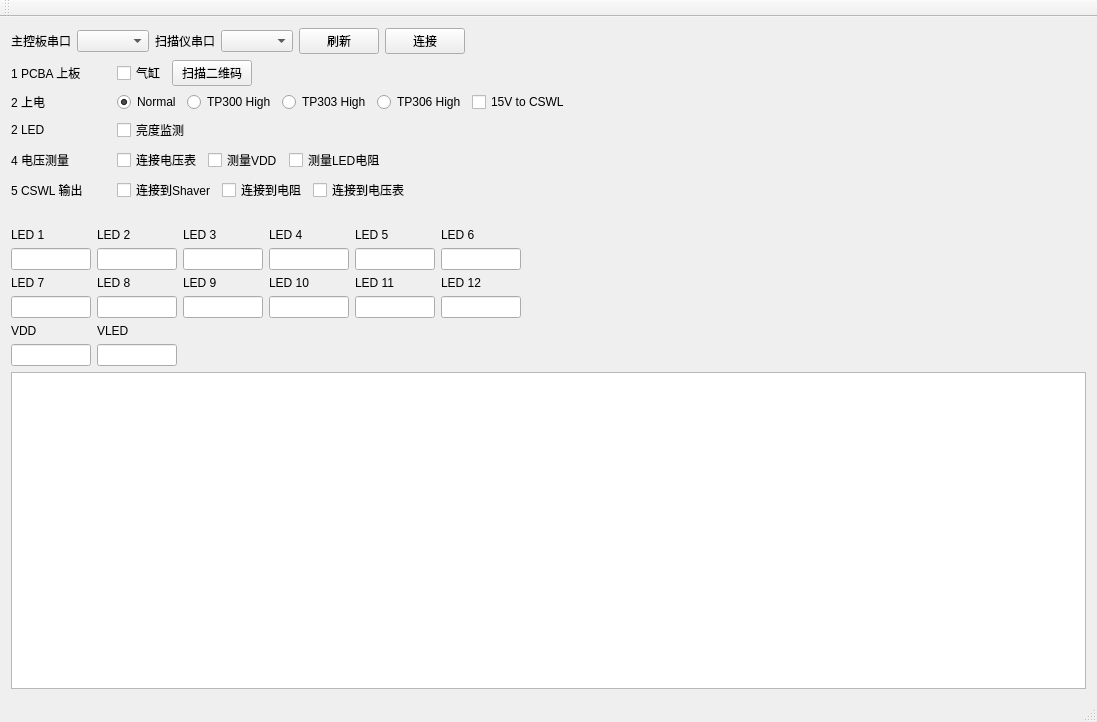
Above: mainwindow.ui from RuanJG/desktopApp before the change. Below: the same form after it.
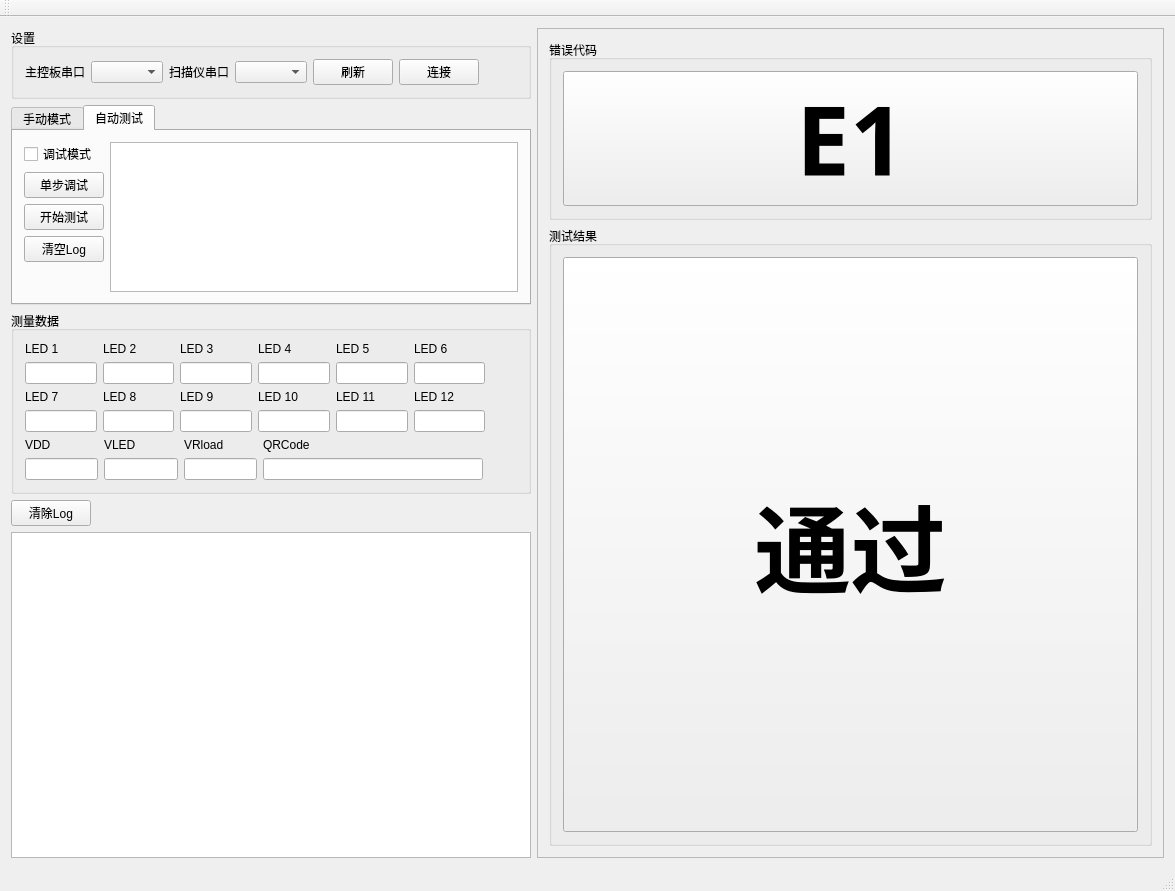
That is the form after the change.

Patch:
```diff
--- a/mainwindow.ui
+++ b/mainwindow.ui
@@ -6,20 +6,38 @@
    <rect>
     <x>0</x>
     <y>0</y>
-    <width>1097</width>
-    <height>722</height>
+    <width>1175</width>
+    <height>891</height>
    </rect>
   </property>
+  <property name="minimumSize">
+   <size>
+    <width>0</width>
+    <height>0</height>
+   </size>
+  </property>
   <property name="windowTitle">
    <string>MainWindow</string>
   </property>
   <widget class="QWidget" name="centralWidget">
-   <layout class="QGridLayout" name="gridLayout">
+   <layout class="QGridLayout" name="gridLayout_6">
     <item row="0" column="0">
+     <layout class="QHBoxLayout" name="horizontalLayout_10">
+      <item>
      <layout class="QVBoxLayout" name="verticalLayout_16">
       <item>
-       <layout class="QVBoxLayout" name="verticalLayout">
-        <item>
+         <widget class="QGroupBox" name="groupBox_2">
+          <property name="maximumSize">
+           <size>
+            <width>520</width>
+            <height>80</height>
+           </size>
+          </property>
+          <property name="title">
+           <string>设置</string>
+          </property>
+          <layout class="QGridLayout" name="gridLayout_4">
+           <item row="0" column="0">
          <layout class="QHBoxLayout" name="horizontalLayout_5">
           <item>
            <widget class="QLabel" name="label_20">
@@ -70,6 +88,39 @@
           </item>
          </layout>
         </item>
+          </layout>
+         </widget>
+        </item>
+        <item>
+         <widget class="QTabWidget" name="tabWidget">
+          <property name="minimumSize">
+           <size>
+            <width>0</width>
+            <height>0</height>
+           </size>
+          </property>
+          <property name="maximumSize">
+           <size>
+            <width>520</width>
+            <height>200</height>
+           </size>
+          </property>
+          <property name="currentIndex">
+           <number>1</number>
+          </property>
+          <widget class="QWidget" name="tabManual">
+           <attribute name="title">
+            <string>手动模式</string>
+           </attribute>
+           <layout class="QGridLayout" name="gridLayout_2">
+            <item row="0" column="0">
+             <widget class="QGroupBox" name="groupBox">
+              <property name="title">
+               <string/>
+              </property>
+              <layout class="QGridLayout" name="gridLayout_3">
+               <item row="0" column="0">
+                <layout class="QVBoxLayout" name="verticalLayout">
         <item>
          <layout class="QHBoxLayout" name="horizontalLayout">
           <item>
@@ -144,7 +195,7 @@
           <item>
            <widget class="QRadioButton" name="NormalradioButton">
             <property name="text">
-             <string>Normal</string>
+                      <string>正常</string>
             </property>
             <property name="checked">
              <bool>true</bool>
@@ -154,28 +205,28 @@
           <item>
            <widget class="QRadioButton" name="TestMode2radioButton_2">
             <property name="text">
-             <string>TP300 High</string>
+                      <string>模式2</string>
             </property>
            </widget>
           </item>
           <item>
            <widget class="QRadioButton" name="TestMode3radioButton_3">
             <property name="text">
-             <string>TP303 High</string>
+                      <string>模式3</string>
             </property>
            </widget>
           </item>
           <item>
            <widget class="QRadioButton" name="Testmode4radioButton_4">
             <property name="text">
-             <string>TP306 High</string>
+                      <string>模式4</string>
             </property>
            </widget>
           </item>
           <item>
            <widget class="QCheckBox" name="V15PoweroncheckBox_2">
             <property name="text">
-             <string>15V to CSWL</string>
+                      <string>上电</string>
             </property>
            </widget>
           </item>
@@ -353,28 +404,104 @@
         </item>
        </layout>
       </item>
+              </layout>
+             </widget>
+            </item>
+           </layout>
+          </widget>
+          <widget class="QWidget" name="tabAuto">
+           <attribute name="title">
+            <string>自动测试</string>
+           </attribute>
+           <layout class="QGridLayout" name="gridLayout_8">
+            <item row="0" column="0">
+             <layout class="QHBoxLayout" name="horizontalLayout_11">
+              <item>
+               <layout class="QVBoxLayout" name="verticalLayout_20">
+                <item>
+                 <widget class="QCheckBox" name="debugModeCheckBox">
+                  <property name="text">
+                   <string>调试模式</string>
+                  </property>
+                 </widget>
+                </item>
+                <item>
+                 <widget class="QPushButton" name="DebugpushButton">
+                  <property name="text">
+                   <string>单步调试</string>
+                  </property>
+                 </widget>
+                </item>
+                <item>
+                 <widget class="QPushButton" name="startTestpushButton">
+                  <property name="text">
+                   <string>开始测试</string>
+                  </property>
+                 </widget>
+                </item>
+                <item>
+                 <widget class="QPushButton" name="AutoTestClearLogpushButton">
+                  <property name="text">
+                   <string>清空Log</string>
+                  </property>
+                 </widget>
+                </item>
       <item>
        <spacer name="verticalSpacer">
         <property name="orientation">
          <enum>Qt::Vertical</enum>
         </property>
-        <property name="sizeType">
-         <enum>QSizePolicy::Fixed</enum>
-        </property>
         <property name="sizeHint" stdset="0">
          <size>
           <width>20</width>
-          <height>20</height>
+                    <height>40</height>
          </size>
         </property>
        </spacer>
       </item>
+               </layout>
+              </item>
+              <item>
+               <widget class="QTextBrowser" name="autoTesterConsoletextBrowser"/>
+              </item>
+             </layout>
+            </item>
+           </layout>
+          </widget>
+         </widget>
+        </item>
+        <item>
+         <widget class="QGroupBox" name="groupBox_3">
+          <property name="minimumSize">
+           <size>
+            <width>0</width>
+            <height>0</height>
+           </size>
+          </property>
+          <property name="maximumSize">
+           <size>
+            <width>520</width>
+            <height>340</height>
+           </size>
+          </property>
+          <property name="title">
+           <string>测量数据</string>
+          </property>
+          <layout class="QGridLayout" name="gridLayout_5">
+           <item row="0" column="0">
+            <layout class="QVBoxLayout" name="verticalLayout_19">
       <item>
        <layout class="QHBoxLayout" name="horizontalLayout_6">
         <item>
          <layout class="QVBoxLayout" name="verticalLayout_2">
           <item>
            <widget class="QLabel" name="label_5">
+                   <property name="maximumSize">
+                    <size>
+                     <width>80</width>
+                     <height>16777215</height>
+                    </size>
+                   </property>
             <property name="text">
              <string>LED 1</string>
             </property>
@@ -399,6 +526,12 @@
          <layout class="QVBoxLayout" name="verticalLayout_3">
           <item>
            <widget class="QLabel" name="label_6">
+                   <property name="maximumSize">
+                    <size>
+                     <width>80</width>
+                     <height>16777215</height>
+                    </size>
+                   </property>
             <property name="text">
              <string>LED 2</string>
             </property>
@@ -423,6 +556,12 @@
          <layout class="QVBoxLayout" name="verticalLayout_4">
           <item>
            <widget class="QLabel" name="label_7">
+                   <property name="maximumSize">
+                    <size>
+                     <width>80</width>
+                     <height>16777215</height>
+                    </size>
+                   </property>
             <property name="text">
              <string>LED 3</string>
             </property>
@@ -447,6 +586,12 @@
          <layout class="QVBoxLayout" name="verticalLayout_5">
           <item>
            <widget class="QLabel" name="label_8">
+                   <property name="maximumSize">
+                    <size>
+                     <width>80</width>
+                     <height>16777215</height>
+                    </size>
+                   </property>
             <property name="text">
              <string>LED 4</string>
             </property>
@@ -471,6 +616,12 @@
          <layout class="QVBoxLayout" name="verticalLayout_6">
           <item>
            <widget class="QLabel" name="label_9">
+                   <property name="maximumSize">
+                    <size>
+                     <width>80</width>
+                     <height>16777215</height>
+                    </size>
+                   </property>
             <property name="text">
              <string>LED 5</string>
             </property>
@@ -495,6 +646,12 @@
          <layout class="QVBoxLayout" name="verticalLayout_7">
           <item>
            <widget class="QLabel" name="label_10">
+                   <property name="maximumSize">
+                    <size>
+                     <width>80</width>
+                     <height>16777215</height>
+                    </size>
+                   </property>
             <property name="text">
              <string>LED 6</string>
             </property>
@@ -536,6 +693,12 @@
          <layout class="QVBoxLayout" name="verticalLayout_8">
           <item>
            <widget class="QLabel" name="label_11">
+                   <property name="maximumSize">
+                    <size>
+                     <width>80</width>
+                     <height>16777215</height>
+                    </size>
+                   </property>
             <property name="text">
              <string>LED 7</string>
             </property>
@@ -560,6 +723,12 @@
          <layout class="QVBoxLayout" name="verticalLayout_9">
           <item>
            <widget class="QLabel" name="label_12">
+                   <property name="maximumSize">
+                    <size>
+                     <width>80</width>
+                     <height>16777215</height>
+                    </size>
+                   </property>
             <property name="text">
              <string>LED 8</string>
             </property>
@@ -584,6 +753,12 @@
          <layout class="QVBoxLayout" name="verticalLayout_10">
           <item>
            <widget class="QLabel" name="label_13">
+                   <property name="maximumSize">
+                    <size>
+                     <width>80</width>
+                     <height>16777215</height>
+                    </size>
+                   </property>
             <property name="text">
              <string>LED 9</string>
             </property>
@@ -608,6 +783,12 @@
          <layout class="QVBoxLayout" name="verticalLayout_11">
           <item>
            <widget class="QLabel" name="label_14">
+                   <property name="maximumSize">
+                    <size>
+                     <width>80</width>
+                     <height>16777215</height>
+                    </size>
+                   </property>
             <property name="text">
              <string>LED 10</string>
             </property>
@@ -632,6 +813,12 @@
          <layout class="QVBoxLayout" name="verticalLayout_12">
           <item>
            <widget class="QLabel" name="label_15">
+                   <property name="maximumSize">
+                    <size>
+                     <width>80</width>
+                     <height>16777215</height>
+                    </size>
+                   </property>
             <property name="text">
              <string>LED 11</string>
             </property>
@@ -656,6 +843,12 @@
          <layout class="QVBoxLayout" name="verticalLayout_13">
           <item>
            <widget class="QLabel" name="label_16">
+                   <property name="maximumSize">
+                    <size>
+                     <width>80</width>
+                     <height>16777215</height>
+                    </size>
+                   </property>
             <property name="text">
              <string>LED 12</string>
             </property>
@@ -697,6 +890,12 @@
          <layout class="QVBoxLayout" name="verticalLayout_14">
           <item>
            <widget class="QLabel" name="label_17">
+                   <property name="maximumSize">
+                    <size>
+                     <width>80</width>
+                     <height>16777215</height>
+                    </size>
+                   </property>
             <property name="text">
              <string>VDD</string>
             </property>
@@ -721,6 +920,12 @@
          <layout class="QVBoxLayout" name="verticalLayout_15">
           <item>
            <widget class="QLabel" name="label_18">
+                   <property name="maximumSize">
+                    <size>
+                     <width>80</width>
+                     <height>16777215</height>
+                    </size>
+                   </property>
             <property name="text">
              <string>VLED</string>
             </property>
@@ -741,6 +946,72 @@
           </item>
          </layout>
         </item>
+               <item>
+                <layout class="QVBoxLayout" name="verticalLayout_17">
+                 <item>
+                  <widget class="QLabel" name="label_22">
+                   <property name="maximumSize">
+                    <size>
+                     <width>110</width>
+                     <height>16777215</height>
+                    </size>
+                   </property>
+                   <property name="text">
+                    <string>VRload</string>
+                   </property>
+                  </widget>
+                 </item>
+                 <item>
+                  <widget class="QLineEdit" name="VRloadled4lineEdit_2">
+                   <property name="maximumSize">
+                    <size>
+                     <width>80</width>
+                     <height>16777215</height>
+                    </size>
+                   </property>
+                   <property name="text">
+                    <string/>
+                   </property>
+                  </widget>
+                 </item>
+                </layout>
+               </item>
+               <item>
+                <layout class="QVBoxLayout" name="verticalLayout_18">
+                 <item>
+                  <widget class="QLabel" name="label_23">
+                   <property name="maximumSize">
+                    <size>
+                     <width>110</width>
+                     <height>16777215</height>
+                    </size>
+                   </property>
+                   <property name="text">
+                    <string>QRCode</string>
+                   </property>
+                  </widget>
+                 </item>
+                 <item>
+                  <widget class="QLineEdit" name="led4lineEdit_3">
+                   <property name="minimumSize">
+                    <size>
+                     <width>220</width>
+                     <height>0</height>
+                    </size>
+                   </property>
+                   <property name="maximumSize">
+                    <size>
+                     <width>300</width>
+                     <height>16777215</height>
+                    </size>
+                   </property>
+                   <property name="text">
+                    <string/>
+                   </property>
+                  </widget>
+                 </item>
+                </layout>
+               </item>
         <item>
          <spacer name="horizontalSpacer_8">
           <property name="orientation">
@@ -756,8 +1027,125 @@
         </item>
        </layout>
       </item>
+            </layout>
+           </item>
+          </layout>
+         </widget>
+        </item>
       <item>
-       <widget class="QTextBrowser" name="consoleTextBrowser"/>
+         <widget class="QPushButton" name="ClearLogpushButton_2">
+          <property name="maximumSize">
+           <size>
+            <width>80</width>
+            <height>16777215</height>
+           </size>
+          </property>
+          <property name="text">
+           <string>清除Log</string>
+          </property>
+         </widget>
+        </item>
+        <item>
+         <widget class="QTextBrowser" name="consoleTextBrowser">
+          <property name="maximumSize">
+           <size>
+            <width>520</width>
+            <height>16777215</height>
+           </size>
+          </property>
+         </widget>
+        </item>
+       </layout>
+      </item>
+      <item>
+       <widget class="QFrame" name="frame">
+        <property name="minimumSize">
+         <size>
+          <width>600</width>
+          <height>0</height>
+         </size>
+        </property>
+        <property name="frameShape">
+         <enum>QFrame::StyledPanel</enum>
+        </property>
+        <property name="frameShadow">
+         <enum>QFrame::Raised</enum>
+        </property>
+        <layout class="QGridLayout" name="gridLayout">
+         <item row="0" column="0">
+          <layout class="QVBoxLayout" name="verticalLayout_22">
+           <item>
+            <widget class="QGroupBox" name="groupBox_4">
+             <property name="maximumSize">
+              <size>
+               <width>16777215</width>
+               <height>180</height>
+              </size>
+             </property>
+             <property name="title">
+              <string>错误代码</string>
+             </property>
+             <layout class="QGridLayout" name="gridLayout_7">
+              <item row="0" column="0">
+               <widget class="QPushButton" name="ErrorcodepushButton">
+                <property name="maximumSize">
+                 <size>
+                  <width>16777215</width>
+                  <height>200</height>
+                 </size>
+                </property>
+                <property name="font">
+                 <font>
+                  <family>黑体</family>
+                  <pointsize>72</pointsize>
+                  <weight>75</weight>
+                  <bold>true</bold>
+                 </font>
+                </property>
+                <property name="text">
+                 <string>E1</string>
+                </property>
+               </widget>
+              </item>
+             </layout>
+             <zorder>label_24</zorder>
+             <zorder>groupBox_5</zorder>
+            </widget>
+           </item>
+           <item>
+            <widget class="QGroupBox" name="groupBox_5">
+             <property name="title">
+              <string>测试结果</string>
+             </property>
+             <layout class="QVBoxLayout" name="verticalLayout_21">
+              <item>
+               <widget class="QPushButton" name="testResultpushButton_2">
+                <property name="sizePolicy">
+                 <sizepolicy hsizetype="Expanding" vsizetype="Expanding">
+                  <horstretch>0</horstretch>
+                  <verstretch>0</verstretch>
+                 </sizepolicy>
+                </property>
+                <property name="font">
+                 <font>
+                  <family>黑体</family>
+                  <pointsize>72</pointsize>
+                  <weight>75</weight>
+                  <bold>true</bold>
+                 </font>
+                </property>
+                <property name="text">
+                 <string>通过</string>
+                </property>
+               </widget>
+              </item>
+             </layout>
+            </widget>
+           </item>
+          </layout>
+         </item>
+        </layout>
+       </widget>
       </item>
      </layout>
     </item>
```
Left out of the diff: 9 changed lines with no effect on the pictures. Lines whose indentation alone changed are shown as unchanged.
